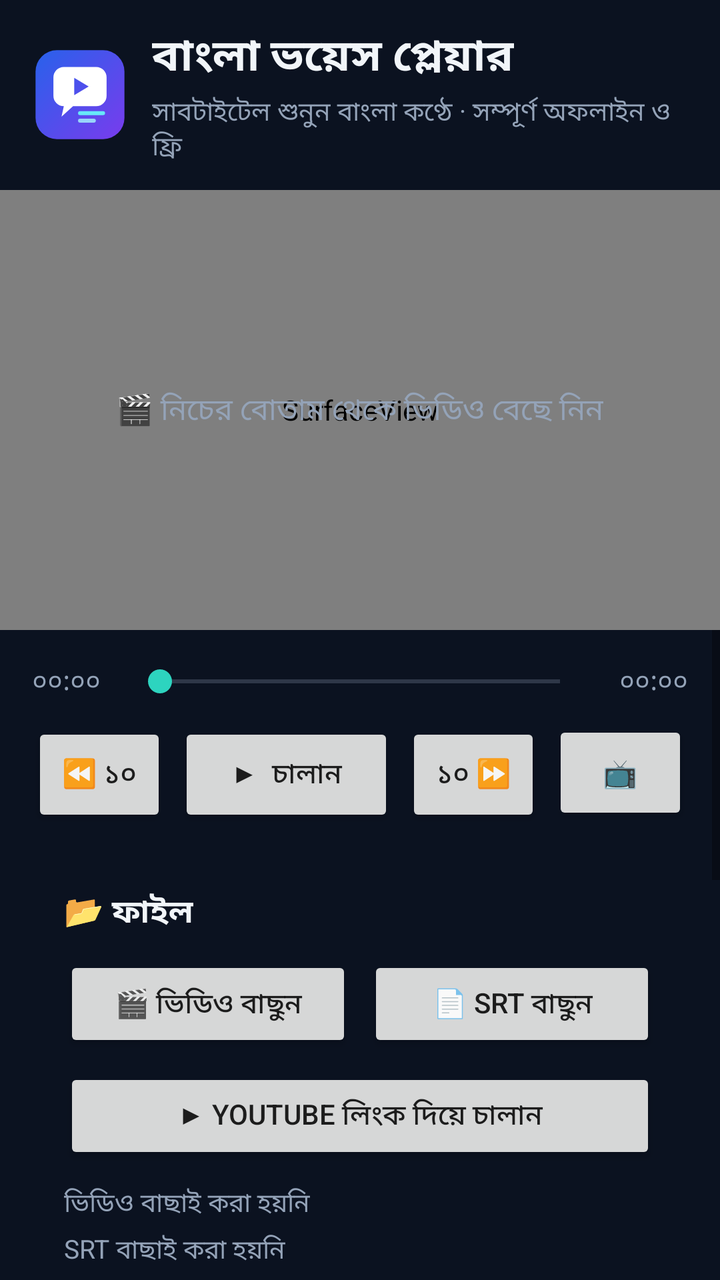
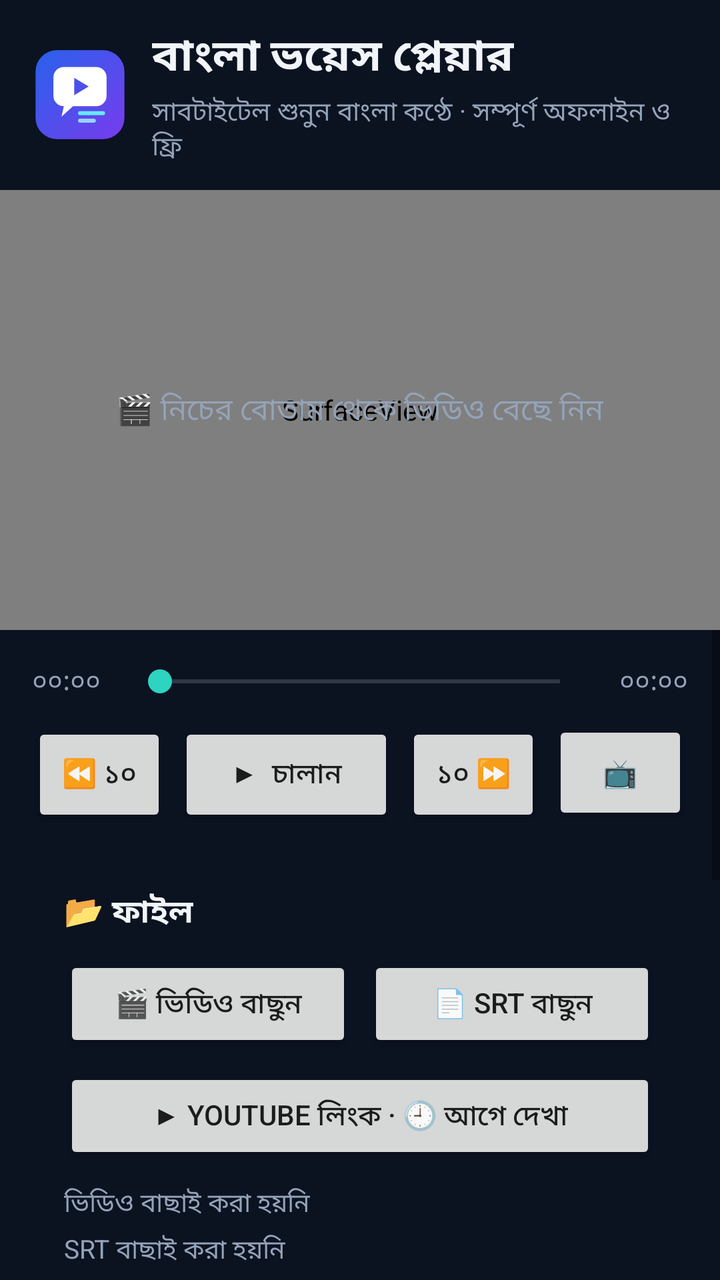

Compare the two renders of this Android layout. The source of the first and the diff that turns it into the second are given below.
<!-- AndroidManifest.xml: application theme Theme.BanglaVoicePlayer -->
<!-- res/layout/activity_main.xml -->
<?xml version="1.0" encoding="utf-8"?>
<LinearLayout xmlns:android="http://schemas.android.com/apk/res/android"
    android:id="@+id/root"
    android:layout_width="match_parent"
    android:layout_height="match_parent"
    android:background="@color/bg"
    android:orientation="vertical">

    <LinearLayout
        android:id="@+id/header"
        android:layout_width="match_parent"
        android:layout_height="wrap_content"
        android:gravity="center_vertical"
        android:orientation="horizontal"
        android:paddingLeft="16dp"
        android:paddingTop="12dp"
        android:paddingRight="20dp"
        android:paddingBottom="12dp">

        <ImageView
            android:layout_width="48dp"
            android:layout_height="48dp"
            android:layout_marginRight="12dp"
            android:contentDescription="@string/app_name"
            android:src="@drawable/ic_logo" />

        <LinearLayout
            android:layout_width="0dp"
            android:layout_height="wrap_content"
            android:layout_weight="1"
            android:orientation="vertical">

            <TextView
                android:layout_width="wrap_content"
                android:layout_height="wrap_content"
                android:text="@string/app_name"
                android:textColor="@color/text"
                android:textSize="22sp"
                android:textStyle="bold" />

            <TextView
                android:layout_width="wrap_content"
                android:layout_height="wrap_content"
                android:layout_marginTop="2dp"
                android:text="সাবটাইটেল শুনুন বাংলা কণ্ঠে · সম্পূর্ণ অফলাইন ও ফ্রি"
                android:textColor="@color/textDim"
                android:textSize="13sp" />
        </LinearLayout>
    </LinearLayout>

    <FrameLayout
        android:id="@+id/videoBox"
        android:layout_width="match_parent"
        android:layout_height="220dp"
        android:background="@color/black">

        <SurfaceView
            android:id="@+id/surfaceView"
            android:layout_width="match_parent"
            android:layout_height="match_parent"
            android:layout_gravity="center" />

        <TextView
            android:id="@+id/emptyHint"
            android:layout_width="wrap_content"
            android:layout_height="wrap_content"
            android:layout_gravity="center"
            android:gravity="center"
            android:padding="16dp"
            android:text="🎬 নিচের বোতাম থেকে ভিডিও বেছে নিন"
            android:textColor="@color/textDim"
            android:textSize="15sp" />

        <TextView
            android:id="@+id/subtitleView"
            android:layout_width="wrap_content"
            android:layout_height="wrap_content"
            android:layout_gravity="bottom|center_horizontal"
            android:layout_marginLeft="14dp"
            android:layout_marginRight="14dp"
            android:layout_marginBottom="14dp"
            android:gravity="center"
            android:paddingLeft="12dp"
            android:paddingTop="6dp"
            android:paddingRight="12dp"
            android:paddingBottom="6dp"
            android:shadowColor="@color/black"
            android:shadowDx="0"
            android:shadowDy="1"
            android:shadowRadius="4"
            android:textColor="@color/white"
            android:textSize="18sp"
            android:visibility="gone" />

        <LinearLayout
            android:id="@+id/fsBar"
            android:layout_width="match_parent"
            android:layout_height="wrap_content"
            android:layout_gravity="bottom"
            android:clickable="true"
            android:orientation="vertical"
            android:paddingLeft="24dp"
            android:paddingTop="28dp"
            android:paddingRight="24dp"
            android:paddingBottom="12dp"
            android:visibility="gone">

            <LinearLayout
                android:layout_width="match_parent"
                android:layout_height="wrap_content"
                android:gravity="center_vertical"
                android:orientation="horizontal">

                <TextView
                    android:id="@+id/fsCur"
                    android:layout_width="wrap_content"
                    android:layout_height="wrap_content"
                    android:minWidth="52dp"
                    android:text="০০:০০"
                    android:textColor="@color/white"
                    android:textSize="13sp" />

                <SeekBar
                    android:id="@+id/fsSeek"
                    android:layout_width="0dp"
                    android:layout_height="wrap_content"
                    android:layout_weight="1"
                    android:minHeight="36dp"
                    android:progressBackgroundTint="@color/white"
                    android:progressTint="@color/accent"
                    android:thumbTint="@color/accent" />

                <TextView
                    android:id="@+id/fsDur"
                    android:layout_width="wrap_content"
                    android:layout_height="wrap_content"
                    android:gravity="end"
                    android:minWidth="52dp"
                    android:text="০০:০০"
                    android:textColor="@color/white"
                    android:textSize="13sp" />
            </LinearLayout>

            <LinearLayout
                android:layout_width="match_parent"
                android:layout_height="wrap_content"
                android:layout_marginTop="6dp"
                android:gravity="center"
                android:orientation="horizontal">

                <Button
                    android:id="@+id/fsBack"
                    android:layout_width="0dp"
                    android:layout_height="44dp"
                    android:layout_marginRight="8dp"
                    android:layout_weight="1"
                    android:text="⏪ ১০" />

                <Button
                    android:id="@+id/fsPlay"
                    android:layout_width="0dp"
                    android:layout_height="44dp"
                    android:layout_marginRight="8dp"
                    android:layout_weight="1.3"
                    android:text="▶" />

                <Button
                    android:id="@+id/fsFwd"
                    android:layout_width="0dp"
                    android:layout_height="44dp"
                    android:layout_marginRight="8dp"
                    android:layout_weight="1"
                    android:text="১০ ⏩" />

                <Button
                    android:id="@+id/fsSubs"
                    android:layout_width="0dp"
                    android:layout_height="44dp"
                    android:layout_marginRight="8dp"
                    android:layout_weight="1"
                    android:text="💬" />

                <Button
                    android:id="@+id/fsMute"
                    android:layout_width="0dp"
                    android:layout_height="44dp"
                    android:layout_weight="1"
                    android:text="🔊" />
            </LinearLayout>
        </LinearLayout>

        <TextView
            android:id="@+id/exitFull"
            android:layout_width="44dp"
            android:layout_height="44dp"
            android:layout_gravity="top|end"
            android:layout_margin="12dp"
            android:gravity="center"
            android:text="✕"
            android:textColor="@color/white"
            android:textSize="18sp"
            android:visibility="gone" />

        <TextView
            android:id="@+id/lockBtn"
            android:layout_width="44dp"
            android:layout_height="44dp"
            android:layout_gravity="top|start"
            android:layout_margin="12dp"
            android:gravity="center"
            android:text="🔓"
            android:textColor="@color/white"
            android:textSize="18sp"
            android:visibility="gone" />

        <LinearLayout
            android:id="@+id/ytBtns"
            android:layout_width="wrap_content"
            android:layout_height="wrap_content"
            android:layout_gravity="bottom|end"
            android:orientation="horizontal"
            android:visibility="gone">

            <TextView
                android:id="@+id/ytMute"
                android:layout_width="44dp"
                android:layout_height="44dp"
                android:layout_marginRight="8dp"
                android:gravity="center"
                android:text="🔊"
                android:textColor="@color/white"
                android:textSize="18sp" />

            <TextView
                android:id="@+id/ytFull"
                android:layout_width="44dp"
                android:layout_height="44dp"
                android:gravity="center"
                android:text="📺"
                android:textColor="@color/white"
                android:textSize="18sp" />
        </LinearLayout>
    </FrameLayout>

    <ScrollView
        android:id="@+id/panel"
        android:layout_width="match_parent"
        android:layout_height="0dp"
        android:layout_weight="1"
        android:fillViewport="true">

        <LinearLayout
            android:layout_width="match_parent"
            android:layout_height="wrap_content"
            android:orientation="vertical"
            android:padding="16dp">

            <LinearLayout
                android:layout_width="match_parent"
                android:layout_height="wrap_content"
                android:gravity="center_vertical"
                android:orientation="horizontal">

                <TextView
                    android:id="@+id/curTime"
                    android:layout_width="wrap_content"
                    android:layout_height="wrap_content"
                    android:minWidth="48dp"
                    android:text="০০:০০"
                    android:textColor="@color/textDim"
                    android:textSize="13sp" />

                <SeekBar
                    android:id="@+id/seekBar"
                    android:layout_width="0dp"
                    android:layout_height="wrap_content"
                    android:layout_weight="1"
                    android:progressBackgroundTint="@color/textDim"
                    android:progressTint="@color/accent"
                    android:thumbTint="@color/accent" />

                <TextView
                    android:id="@+id/durTime"
                    android:layout_width="wrap_content"
                    android:layout_height="wrap_content"
                    android:gravity="end"
                    android:minWidth="48dp"
                    android:text="০০:০০"
                    android:textColor="@color/textDim"
                    android:textSize="13sp" />
            </LinearLayout>

            <LinearLayout
                android:layout_width="match_parent"
                android:layout_height="wrap_content"
                android:layout_marginTop="10dp"
                android:orientation="horizontal">

                <Button
                    android:id="@+id/btnBack"
                    android:layout_width="0dp"
                    android:layout_height="52dp"
                    android:layout_marginRight="6dp"
                    android:layout_weight="1"
                    android:text="⏪ ১০" />

                <Button
                    android:id="@+id/btnPlay"
                    android:layout_width="0dp"
                    android:layout_height="52dp"
                    android:layout_marginRight="6dp"
                    android:layout_weight="1.6"
                    android:text="▶  চালান" />

                <Button
                    android:id="@+id/btnFwd"
                    android:layout_width="0dp"
                    android:layout_height="52dp"
                    android:layout_marginRight="6dp"
                    android:layout_weight="1"
                    android:text="১০ ⏩" />

                <Button
                    android:id="@+id/btnFull"
                    android:layout_width="0dp"
                    android:layout_height="52dp"
                    android:layout_weight="1"
                    android:text="📺" />
            </LinearLayout>

            <LinearLayout
                android:id="@+id/cardFiles"
                android:layout_width="match_parent"
                android:layout_height="wrap_content"
                android:layout_marginTop="16dp"
                android:orientation="vertical"
                android:padding="16dp">

                <TextView
                    android:layout_width="wrap_content"
                    android:layout_height="wrap_content"
                    android:text="📂 ফাইল"
                    android:textColor="@color/text"
                    android:textSize="16sp"
                    android:textStyle="bold" />

                <LinearLayout
                    android:layout_width="match_parent"
                    android:layout_height="wrap_content"
                    android:layout_marginTop="10dp"
                    android:orientation="horizontal">

                    <Button
                        android:id="@+id/btnVideo"
                        android:layout_width="0dp"
                        android:layout_height="48dp"
                        android:layout_marginRight="8dp"
                        android:layout_weight="1"
                        android:text="🎬 ভিডিও বাছুন" />

                    <Button
                        android:id="@+id/btnSrt"
                        android:layout_width="0dp"
                        android:layout_height="48dp"
                        android:layout_weight="1"
                        android:text="📄 SRT বাছুন" />
                </LinearLayout>

                <Button
                    android:id="@+id/btnYt"
                    android:layout_width="match_parent"
                    android:layout_height="48dp"
                    android:layout_marginTop="8dp"
                    android:text="▶ YouTube লিংক দিয়ে চালান" />

                <TextView
                    android:id="@+id/videoName"
                    android:layout_width="match_parent"
                    android:layout_height="wrap_content"
                    android:layout_marginTop="10dp"
                    android:ellipsize="middle"
                    android:maxLines="1"
                    android:text="ভিডিও বাছাই করা হয়নি"
                    android:textColor="@color/textDim"
                    android:textSize="13sp" />

                <TextView
                    android:id="@+id/srtName"
                    android:layout_width="match_parent"
                    android:layout_height="wrap_content"
                    android:layout_marginTop="4dp"
                    android:ellipsize="middle"
                    android:maxLines="1"
                    android:text="SRT বাছাই করা হয়নি"
                    android:textColor="@color/textDim"
                    android:textSize="13sp" />
            </LinearLayout>

            <LinearLayout
                android:id="@+id/cardVoice"
                android:layout_width="match_parent"
                android:layout_height="wrap_content"
                android:layout_marginTop="14dp"
                android:orientation="vertical"
                android:padding="16dp">

                <TextView
                    android:layout_width="wrap_content"
                    android:layout_height="wrap_content"
                    android:text="🔊 কণ্ঠ ও সাবটাইটেল"
                    android:textColor="@color/text"
                    android:textSize="16sp"
                    android:textStyle="bold" />

                <Switch
                    android:id="@+id/subsSwitch"
                    android:layout_width="match_parent"
                    android:layout_height="wrap_content"
                    android:layout_marginTop="8dp"
                    android:checked="true"
                    android:minHeight="48dp"
                    android:text="💬 স্ক্রিনে সাবটাইটেলের লেখা দেখান"
                    android:textColor="@color/text"
                    android:textSize="14sp" />

                <Switch
                    android:id="@+id/muteSwitch"
                    android:layout_width="match_parent"
                    android:layout_height="wrap_content"
                    android:minHeight="48dp"
                    android:text="🔇 ভিডিওর আসল আওয়াজ বন্ধ রাখুন (শুধু বাংলা কণ্ঠ শুনুন)"
                    android:textColor="@color/text"
                    android:textSize="14sp" />

                <FrameLayout
                    android:id="@+id/voiceBox"
                    android:layout_width="match_parent"
                    android:layout_height="wrap_content"
                    android:layout_marginTop="10dp"
                    android:paddingLeft="8dp"
                    android:paddingRight="4dp">

                    <Spinner
                        android:id="@+id/voiceSpinner"
                        android:layout_width="match_parent"
                        android:layout_height="wrap_content"
                        android:minHeight="48dp" />
                </FrameLayout>

                <TextView
                    android:layout_width="match_parent"
                    android:layout_height="wrap_content"
                    android:layout_marginTop="12dp"
                    android:text="⚖ কণ্ঠের গতি আর ভিডিওর গতি অ্যাপ নিজেই মিলিয়ে নেয়। প্রতিটি বাক্যের পর হালকা বিরতি থাকে। YouTube ভিডিও সবসময় স্বাভাবিক গতিতে চলে, শুধু কণ্ঠের গতি বদলায় (০.৮৫x থেকে ১.৮x)।"
                    android:textColor="@color/textDim"
                    android:textSize="13sp" />

                <TextView
                    android:id="@+id/duckLabel"
                    android:layout_width="wrap_content"
                    android:layout_height="wrap_content"
                    android:layout_marginTop="14dp"
                    android:textColor="@color/text"
                    android:textSize="14sp" />

                <SeekBar
                    android:id="@+id/duckSeek"
                    android:layout_width="match_parent"
                    android:layout_height="wrap_content"
                    android:layout_marginTop="4dp"
                    android:max="50"
                    android:progressBackgroundTint="@color/textDim"
                    android:progressTint="@color/accent"
                    android:thumbTint="@color/accent" />
            </LinearLayout>

            <LinearLayout
                android:id="@+id/warnBox"
                android:layout_width="match_parent"
                android:layout_height="wrap_content"
                android:layout_marginTop="14dp"
                android:orientation="vertical"
                android:padding="16dp"
                android:visibility="gone">

                <TextView
                    android:id="@+id/warnText"
                    android:layout_width="match_parent"
                    android:layout_height="wrap_content"
                    android:textColor="@color/warn"
                    android:textSize="14sp" />

                <Button
                    android:id="@+id/btnInstall"
                    android:layout_width="match_parent"
                    android:layout_height="48dp"
                    android:layout_marginTop="10dp"
                    android:text="⬇ বাংলা (ভারত) কণ্ঠ ডাউনলোড করুন" />
            </LinearLayout>

            <TextView
                android:id="@+id/statusText"
                android:layout_width="match_parent"
                android:layout_height="wrap_content"
                android:layout_marginTop="14dp"
                android:gravity="center"
                android:textColor="@color/textDim"
                android:textSize="13sp" />

            <TextView
                android:layout_width="match_parent"
                android:layout_height="wrap_content"
                android:layout_marginTop="10dp"
                android:gravity="center"
                android:text="ভিডিওতে এক ট্যাপ = চালান/থামান (ফুলস্ক্রিনে কন্ট্রোল দেখান/লুকান) · দুই ট্যাপ = ফুলস্ক্রিন · ডানে সোয়াইপ = পরের লাইন · বামে সোয়াইপ = আগের লাইন · 🔓 = স্ক্রিন লক (খুলতে স্ক্রিনে ট্যাপ করে 🔒 চাপুন) · YouTube ভিডিওতে এই ট্যাপ আর সোয়াইপ করবেন ভিডিওর নিচের লেখার জায়গায়"
                android:textColor="@color/textDim"
                android:textSize="12sp" />
        </LinearLayout>
    </ScrollView>
</LinearLayout>
<!-- resources referenced by this layout -->
<resources>
  <color name="accent">#FF2DD4BF</color>
  <color name="bg">#FF0B1220</color>
  <color name="black">#FF000000</color>
  <color name="text">#FFF1F5F9</color>
  <color name="textDim">#FF94A3B8</color>
  <color name="warn">#FFD97706</color>
  <color name="white">#FFFFFFFF</color>
  <!-- drawable ic_logo (drawable) -->
  <?xml version="1.0" encoding="utf-8"?>
  <vector xmlns:android="http://schemas.android.com/apk/res/android"
      xmlns:aapt="http://schemas.android.com/aapt"
      android:width="108dp"
      android:height="108dp"
      android:viewportWidth="108"
      android:viewportHeight="108">
  
      <path android:pathData="M28,4 H80 A24,24 0 0 1 104,28 V80 A24,24 0 0 1 80,104 H28 A24,24 0 0 1 4,80 V28 A24,24 0 0 1 28,4 Z">
          <aapt:attr name="android:fillColor">
              <gradient
                  android:type="linear"
                  android:startX="0"
                  android:startY="0"
                  android:endX="108"
                  android:endY="108">
                  <item android:offset="0" android:color="#FF2563EB" />
                  <item android:offset="1" android:color="#FF7C3AED" />
              </gradient>
          </aapt:attr>
      </path>
  
      <group
          android:pivotX="54"
          android:pivotY="54"
          android:scaleX="1.3"
          android:scaleY="1.3">
  
          <path
              android:fillColor="#FFFFFFFF"
              android:fillType="evenOdd"
              android:pathData="M40,30 H68 A9,9 0 0 1 77,39 V55 A9,9 0 0 1 68,64 H48 L38,73 L40,64 A9,9 0 0 1 31,55 V39 A9,9 0 0 1 40,30 Z M49,39.5 L49,54.5 L61.5,47 Z" />
  
          <path
              android:pathData="M54,70 H74"
              android:strokeColor="#FF67E8F9"
              android:strokeLineCap="round"
              android:strokeWidth="3.4" />
  
          <path
              android:pathData="M54,76.5 H66"
              android:strokeColor="#D2A5F3FC"
              android:strokeLineCap="round"
              android:strokeWidth="3.4" />
      </group>
  </vector>
  <string name="app_name">বাংলা ভয়েস প্লেয়ার</string>
  <style name="Theme.BanglaVoicePlayer" parent="android:Theme.Material.Light.DarkActionBar">
          <item name="android:windowActionBar">false</item>
          <item name="android:windowNoTitle">true</item>
          <item name="android:colorPrimary">@color/primary</item>
          <item name="android:colorPrimaryDark">@color/bg</item>
          <item name="android:colorAccent">@color/accent</item>
          <item name="android:windowBackground">@color/bg</item>
          <item name="android:statusBarColor">@color/bg</item>
          <item name="android:navigationBarColor">@color/bg</item>
      </style>
  <color name="primary">#FF4F7CFF</color>
</resources>

<!-- the commit's change to res/layout/activity_main.xml (unified diff, before → after) -->
@@ -222,6 +222,17 @@
             android:visibility="gone">
 
             <TextView
+                android:id="@+id/ytSize"
+                android:layout_width="44dp"
+                android:layout_height="44dp"
+                android:layout_marginRight="8dp"
+                android:gravity="center"
+                android:text="হাফ"
+                android:textColor="@color/white"
+                android:textSize="13sp"
+                android:visibility="gone" />
+
+            <TextView
                 android:id="@+id/ytMute"
                 android:layout_width="44dp"
                 android:layout_height="44dp"
@@ -371,7 +382,7 @@
                     android:layout_width="match_parent"
                     android:layout_height="48dp"
                     android:layout_marginTop="8dp"
-                    android:text="▶ YouTube লিংক দিয়ে চালান" />
+                    android:text="▶ YouTube লিংক · 🕘 আগে দেখা" />
 
                 <TextView
                     android:id="@+id/videoName"
